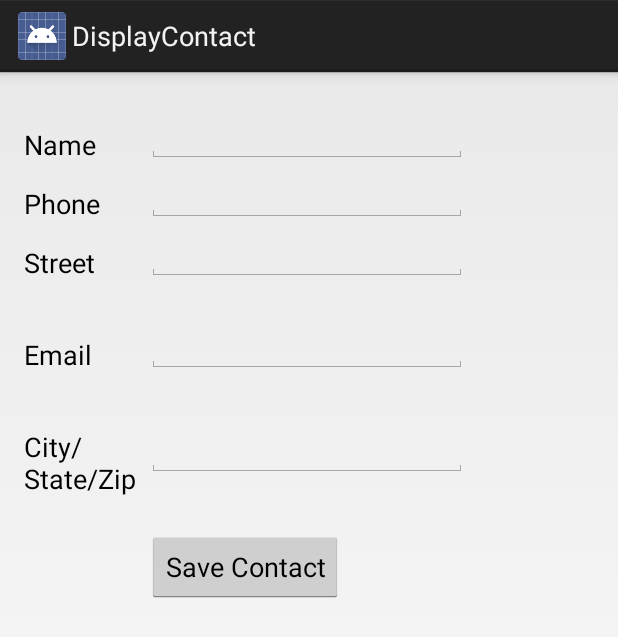
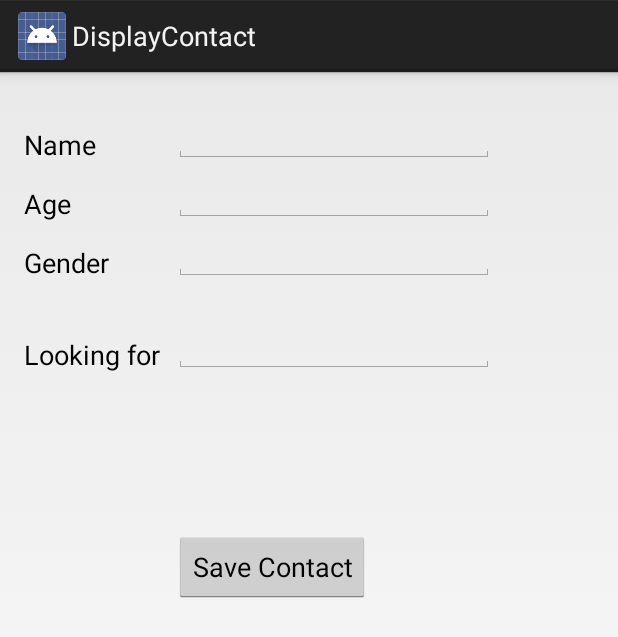
Before and after one commit to chrisplim/CrossGame, an Android app: the DisplayContact screen opened directly, with no data from a screen before it, on a phone screen of 412 x 824 dp. Shown: the top 637 px of the screen. Run offline under Robolectric (Android 15) with nearby library versions, the phone set to English and light mode, and no system bars.

Commit message:
changed data base for user inputs

```diff
--- a/app/src/main/java/com/example/christopherlim/crossgame/DisplayContact.java
+++ b/app/src/main/java/com/example/christopherlim/crossgame/DisplayContact.java
@@ -18,10 +18,13 @@ public class DisplayContact extends Activity {
     int from_Where_I_Am_Coming = 0;
     private DBHelper mydb ;
     TextView name ;
-    TextView phone;
-    TextView email;
-    TextView street;
-    TextView place;
+    TextView age ;
+    TextView gender ;
+    TextView orientation ;
+    //TextView phone;
+    //TextView email;
+    //TextView street;
+    //TextView place;
     int id_To_Update = 0;
 
 
@@ -30,10 +33,13 @@ public class DisplayContact extends Activity {
         super.onCreate(savedInstanceState);
         setContentView(R.layout.activity_display_contact);
         name = (TextView) findViewById(R.id.editTextName);
-        phone = (TextView) findViewById(R.id.editTextPhone);
-        email = (TextView) findViewById(R.id.editTextStreet);
-        street = (TextView) findViewById(R.id.editTextEmail);
-        place = (TextView) findViewById(R.id.editTextCity);
+        age = (TextView) findViewById(R.id.editTextAge);
+        gender = (TextView) findViewById(R.id.editTextGender);
+        orientation = (TextView) findViewById(R.id.editTextOrientation);
+        //phone = (TextView) findViewById(R.id.editTextPhone);
+        //email = (TextView) findViewById(R.id.editTextStreet);
+        //street = (TextView) findViewById(R.id.editTextEmail);
+        //place = (TextView) findViewById(R.id.editTextCity);
 
         mydb = new DBHelper(this);
 
@@ -47,10 +53,10 @@ public class DisplayContact extends Activity {
                 id_To_Update = Value;
                 rs.moveToFirst();
                 String nam = rs.getString(rs.getColumnIndex(DBHelper.CONTACTS_COLUMN_NAME));
-                String phon = rs.getString(rs.getColumnIndex(DBHelper.CONTACTS_COLUMN_PHONE));
-                String emai = rs.getString(rs.getColumnIndex(DBHelper.CONTACTS_COLUMN_EMAIL));
-                String stree = rs.getString(rs.getColumnIndex(DBHelper.CONTACTS_COLUMN_STREET));
-                String plac = rs.getString(rs.getColumnIndex(DBHelper.CONTACTS_COLUMN_CITY));
+                String ag = rs.getString(rs.getColumnIndex(DBHelper.CONTACTS_COLUMN_AGE));
+                String gende = rs.getString(rs.getColumnIndex(DBHelper.CONTACTS_COLUMN_GENDER));
+                String orientatio = rs.getString(rs.getColumnIndex(DBHelper.CONTACTS_COLUMN_ORIENTATION));
+                //String plac = rs.getString(rs.getColumnIndex(DBHelper.CONTACTS_COLUMN_CITY));
                 if (!rs.isClosed())
                 {
                     rs.close();
@@ -62,7 +68,19 @@ public class DisplayContact extends Activity {
                 name.setFocusable(false);
                 name.setClickable(false);
 
-                phone.setText((CharSequence)phon);
+                age.setText((CharSequence)ag);
+                age.setFocusable(false);
+                age.setClickable(false);
+
+                gender.setText((CharSequence)gende);
+                gender.setFocusable(false);
+                gender.setClickable(false);
+
+                orientation.setText((CharSequence)orientatio);
+                orientation.setFocusable(false);
+                orientation.setClickable(false);
+
+                /*phone.setText((CharSequence)phon);
                 phone.setFocusable(false);
                 phone.setClickable(false);
 
@@ -76,7 +94,7 @@ public class DisplayContact extends Activity {
 
                 place.setText((CharSequence)plac);
                 place.setFocusable(false);
-                place.setClickable(false);
+                place.setClickable(false);*/
             }
         }
     }
@@ -109,7 +127,19 @@ public class DisplayContact extends Activity {
                 name.setFocusableInTouchMode(true);
                 name.setClickable(true);
 
-                phone.setEnabled(true);
+                age.setEnabled(true);
+                age.setFocusableInTouchMode(true);
+                age.setClickable(true);
+
+                gender.setEnabled(true);
+                gender.setFocusableInTouchMode(true);
+                gender.setClickable(true);
+
+                orientation.setEnabled(true);
+                orientation.setFocusableInTouchMode(true);
+                orientation.setClickable(true);
+
+                /*phone.setEnabled(true);
                 phone.setFocusableInTouchMode(true);
                 phone.setClickable(true);
 
@@ -123,7 +153,7 @@ public class DisplayContact extends Activity {
 
                 place.setEnabled(true);
                 place.setFocusableInTouchMode(true);
-                place.setClickable(true);
+                place.setClickable(true);*/
 
                 return true;
             case R.id.Delete_Contact:
@@ -161,7 +191,7 @@ public class DisplayContact extends Activity {
         {
             int Value = extras.getInt("id");
             if(Value>0){
-                if(mydb.updateContact(id_To_Update,name.getText().toString(), phone.getText().toString(), email.getText().toString(), street.getText().toString(), place.getText().toString())){
+                if(mydb.updateContact(id_To_Update,name.getText().toString(), age.getText().toString(), gender.getText().toString(), orientation.getText().toString())){
                     Toast.makeText(getApplicationContext(), "Updated", Toast.LENGTH_SHORT).show();
                     Intent intent = new Intent(getApplicationContext(),com.example.christopherlim.crossgame.InfoInput.class);
                     startActivity(intent);
@@ -171,7 +201,7 @@ public class DisplayContact extends Activity {
                 }
             }
             else{
-                if(mydb.insertContact(name.getText().toString(), phone.getText().toString(), email.getText().toString(), street.getText().toString(), place.getText().toString())){
+                if(mydb.insertContact(name.getText().toString(), age.getText().toString(), gender.getText().toString(), orientation.getText().toString())){
                     Toast.makeText(getApplicationContext(), "done", Toast.LENGTH_SHORT).show();
                 }
                 else{
--- a/app/src/main/java/com/example/christopherlim/crossgame/wifiP2PInit.java
+++ b/app/src/main/java/com/example/christopherlim/crossgame/wifiP2PInit.java
@@ -167,6 +167,7 @@ public class wifiP2PInit extends HomeScreen implements WiFiDirectServicesList.De
     private void startRegistrationAndDiscovery() {
         Log.d(TAG, "in startRegistrationAndDiscovery");
         Map<String, String> record = new HashMap<String, String>();
+        //String name = db.sqlexec(getname);
         record.put("available", "visible");
         record.put("name", "Sean");
         record.put("sex", "female");
--- a/app/src/main/res/layout/activity_display_contact.xml
+++ b/app/src/main/res/layout/activity_display_contact.xml
@@ -18,29 +18,30 @@
             android:id="@+id/editTextName"
             android:layout_width="wrap_content"
             android:layout_height="wrap_content"
-            android:layout_alignParentLeft="true"
+            android:layout_alignLeft="@+id/editTextOrientation"
             android:layout_marginTop="5dp"
-            android:layout_marginLeft="82dp"
             android:ems="10"
             android:inputType="text" >
+            <requestFocus />
         </EditText>
 
         <EditText
-            android:id="@+id/editTextEmail"
+            android:id="@+id/editTextOrientation"
             android:layout_width="wrap_content"
             android:layout_height="wrap_content"
-            android:layout_alignLeft="@+id/editTextStreet"
-            android:layout_below="@+id/editTextStreet"
+            android:layout_alignParentLeft="true"
+            android:layout_below="@+id/editTextGender"
             android:layout_marginTop="22dp"
+            android:layout_marginLeft="100dp"
             android:ems="10"
-            android:inputType="textEmailAddress" />
+            android:inputType="text" />
 
         <TextView
-            android:id="@+id/textView1"
+            android:id="@+id/textName"
             android:layout_width="wrap_content"
             android:layout_height="wrap_content"
             android:layout_alignBottom="@+id/editTextName"
-            android:layout_alignParentLeft="true"
+            android:layout_alignLeft="@+id/textOrientation"
             android:text="@string/name"
             android:textAppearance="?android:attr/textAppearanceMedium" />
 
@@ -48,80 +49,64 @@
             android:id="@+id/button1"
             android:layout_width="wrap_content"
             android:layout_height="wrap_content"
-            android:layout_alignLeft="@+id/editTextCity"
+            android:layout_alignLeft="@+id/editTextOrientation"
             android:layout_alignParentBottom="true"
             android:layout_marginBottom="28dp"
             android:onClick="run"
             android:text="@string/save" />
 
         <TextView
-            android:id="@+id/textView2"
+            android:id="@+id/textOrientation"
             android:layout_width="wrap_content"
             android:layout_height="wrap_content"
-            android:layout_alignBottom="@+id/editTextEmail"
-            android:layout_alignLeft="@+id/textView1"
-            android:text="@string/email"
+            android:layout_alignBottom="@+id/editTextOrientation"
+            android:layout_alignParentLeft="true"
+
+            android:text="@string/orientation"
             android:textAppearance="?android:attr/textAppearanceMedium" />
 
         <TextView
-            android:id="@+id/textView5"
+            android:id="@+id/textAge"
             android:layout_width="wrap_content"
             android:layout_height="wrap_content"
-            android:layout_alignBottom="@+id/editTextPhone"
-            android:layout_alignLeft="@+id/textView1"
-            android:text="@string/phone"
+            android:layout_alignBottom="@+id/editTextAge"
+            android:layout_alignLeft="@+id/textName"
+            android:text="@string/age"
             android:textAppearance="?android:attr/textAppearanceMedium" />
 
         <TextView
-            android:id="@+id/textView4"
+            android:id="@+id/textGender"
             android:layout_width="wrap_content"
             android:layout_height="wrap_content"
-            android:layout_above="@+id/editTextEmail"
-            android:layout_alignLeft="@+id/textView5"
-            android:text="@string/street"
+            android:layout_above="@+id/editTextOrientation"
+            android:layout_alignLeft="@+id/textAge"
+            android:text="@string/gender"
             android:textAppearance="?android:attr/textAppearanceMedium" />
 
+
+
+
+
+
         <EditText
-            android:id="@+id/editTextCity"
+            android:id="@+id/editTextGender"
             android:layout_width="wrap_content"
             android:layout_height="wrap_content"
-            android:layout_alignRight="@+id/editTextName"
-            android:layout_below="@+id/editTextEmail"
-            android:layout_marginTop="30dp"
+            android:layout_alignLeft="@+id/editTextName"
+            android:layout_below="@+id/editTextAge"
+            android:ems="10"
+            android:inputType="text" >
+
+        </EditText>
+
+        <EditText
+            android:id="@+id/editTextAge"
+            android:layout_width="wrap_content"
+            android:layout_height="wrap_content"
+            android:layout_alignLeft="@+id/editTextGender"
+            android:layout_below="@+id/editTextName"
             android:ems="10"
             android:inputType="text" />
 
-        <TextView
-            android:id="@+id/textView3"
-            android:layout_width="wrap_content"
-            android:layout_height="wrap_content"
-            android:layout_alignBaseline="@+id/editTextCity"
-            android:layout_alignBottom="@+id/editTextCity"
-            android:layout_alignParentLeft="true"
-            android:layout_toLeftOf="@+id/editTextEmail"
-            android:text="@string/country"
-            android:textAppearance="?android:attr/textAppearanceMedium" />
-
-        <EditText
-            android:id="@+id/editTextStreet"
-            android:layout_width="wrap_content"
-            android:layout_height="wrap_content"
-            android:layout_alignLeft="@+id/editTextName"
-            android:layout_below="@+id/editTextPhone"
-            android:ems="10"
-            android:inputType="text" >
-
-            <requestFocus />
-        </EditText>
-
-        <EditText
-            android:id="@+id/editTextPhone"
-            android:layout_width="wrap_content"
-            android:layout_height="wrap_content"
-            android:layout_alignLeft="@+id/editTextStreet"
-            android:layout_below="@+id/editTextName"
-            android:ems="10"
-            android:inputType="phone|text" />
-
     </RelativeLayout>
 </ScrollView>
--- a/app/src/main/res/values/strings.xml
+++ b/app/src/main/res/values/strings.xml
@@ -23,6 +23,9 @@
     <string name="title_activity_main">AddressBook</string>
 
     <string name="name">Name</string>
+    <string name="age">Age</string>
+    <string name="gender">Gender</string>
+    <string name="orientation">Looking for</string>
     <string name="phone">Phone</string>
     <string name="email">Email</string>
     <string name="street">Street</string>
```
Also changed, not shown: app/src/main/java/com/example/christopherlim/crossgame/DBHelper.java (+33 -21 lines).
